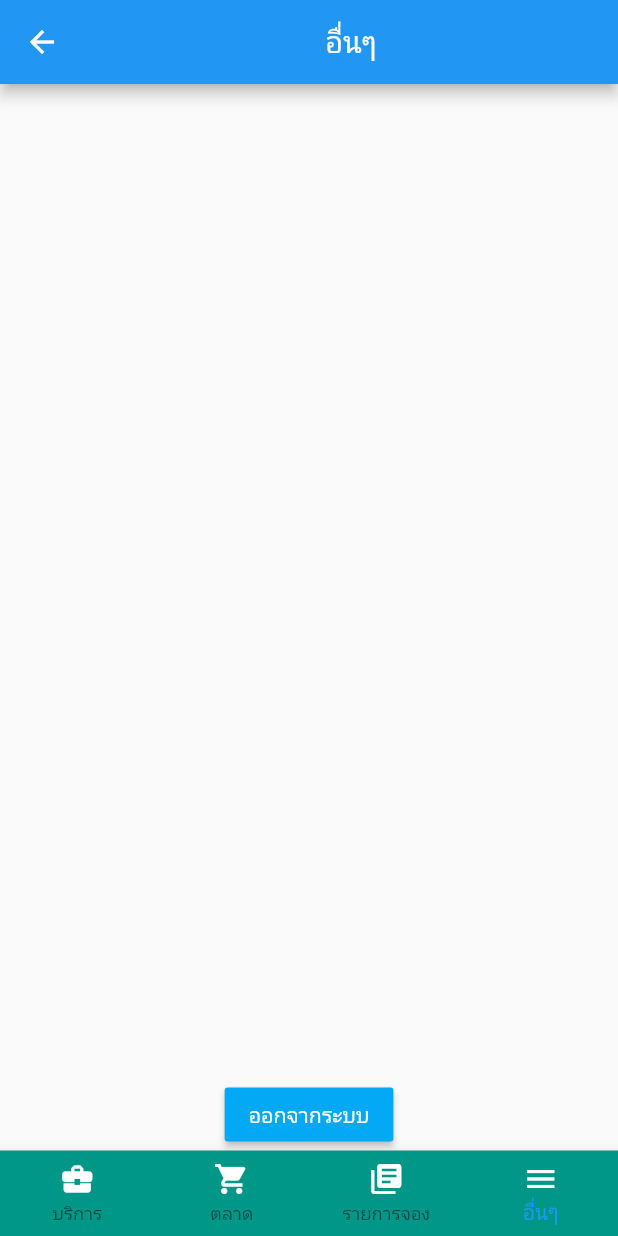
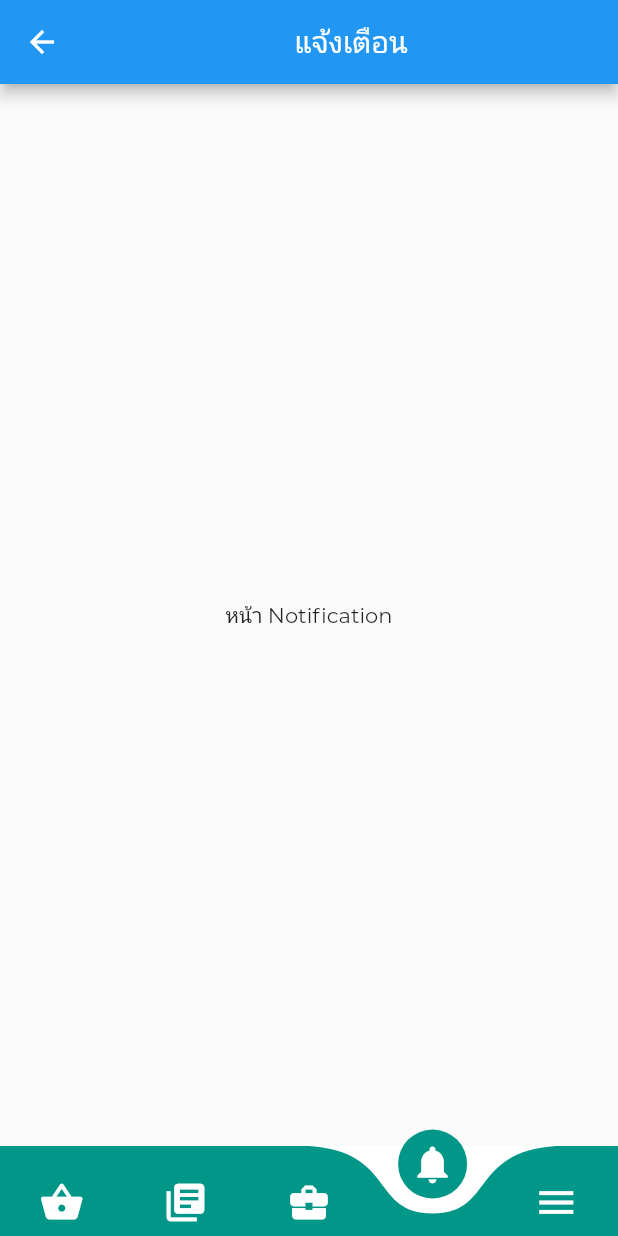
Before and after one commit to perasut/heroServiceApp, a Flutter app: the DashboardScreen screen opened by its route, item 4 of the bottom bar chosen, on a phone screen of 412 x 824 dp. Run offline on Flutter 3.47's test engine with Material 2 defaults, Android fonts, the phone set to English and light mode, and no system bars; drawn by our look-alikes of curved_navigation_bar; our stand-ins replace fluttertoast, introduction_screen, local_auth.

Commit message:
update bottomnav

```diff
--- /dev/null
+++ b/lib/screens/bottomnav/notification_screen.dart
@@ -0,0 +1,19 @@
+import 'package:flutter/material.dart';
+
+class NotificationScreen extends StatefulWidget {
+  NotificationScreen({Key key}) : super(key: key);
+
+  @override
+  _NotificationScreenState createState() => _NotificationScreenState();
+}
+
+class _NotificationScreenState extends State<NotificationScreen> {
+  @override
+  Widget build(BuildContext context) {
+    return Scaffold(
+      body: Center(
+        child: Text('หน้า Notification'),
+      ),
+    );
+  }
+}
--- a/lib/screens/dashboard/dashboard_screen.dart
+++ b/lib/screens/dashboard/dashboard_screen.dart
@@ -1,7 +1,9 @@
+import 'package:curved_navigation_bar/curved_navigation_bar.dart';
 import 'package:flutter/material.dart';
 import 'package:heroServiceApp/screens/bottomnav/booking_screen.dart';
 import 'package:heroServiceApp/screens/bottomnav/home_screen.dart';
 import 'package:heroServiceApp/screens/bottomnav/market_screen.dart';
+import 'package:heroServiceApp/screens/bottomnav/notification_screen.dart';
 import 'package:heroServiceApp/screens/bottomnav/setting_screen.dart';
 
 class DashboardScreen extends StatefulWidget {
@@ -12,12 +14,13 @@ class DashboardScreen extends StatefulWidget {
 }
 
 class _DashboardScreenState extends State<DashboardScreen> {
-  int _currentIndex = 0;
+  int _currentIndex = 2;
   String _title = 'Hero Service';
   final List<Widget> _children = [
-    HomeScreen(),
     MarketScreen(),
     BookingScreen(),
+    HomeScreen(),
+    NotificationScreen(),
     SettingScreen(),
   ];
   // สร้างฟังก์ชันเพื่อใช้ในการเปลี่ยนหน้า
@@ -28,15 +31,18 @@ class _DashboardScreenState extends State<DashboardScreen> {
       // เปลี่ยน title ไปตาม tab ที่เลือก
       switch (index) {
         case 0:
+          _title = 'ตลาด';
+          break;
+        case 1:
+          _title = 'รายจอง';
+          break;
+        case 2:
           _title = 'บริการ';
           break;
-        case 1:
-          _title = 'ตลาด';
+        case 3:
+          _title = 'แจ้งเตือน';
           break;
-        case 2:
-          _title = 'รายจอง';
-          break;
-        case 3:
+        case 4:
           _title = 'อื่นๆ';
           break;
       }
@@ -49,49 +55,65 @@ class _DashboardScreenState extends State<DashboardScreen> {
       appBar: AppBar(
         title: Center(child: Text('$_title')),
       ),
-      bottomNavigationBar: BottomNavigationBar(
-        onTap: onTabTapped,
-          currentIndex: _currentIndex,
-          backgroundColor: Colors.teal,
-          type: BottomNavigationBarType.fixed,
+      // bottomNavigationBar: BottomNavigationBar(
+      //     onTap: onTabTapped,
+      //     currentIndex: _currentIndex,
+      //     backgroundColor: Colors.teal,
+      //     type: BottomNavigationBarType.fixed,
+      //     items: [
+      //       BottomNavigationBarItem(
+      //           icon: Icon(
+      //             Icons.business_center,
+      //             color: Colors.white,
+      //           ),
+      //           title: Text(
+      //             'บริการ',
+      //             style: TextStyle(color: Colors.white),
+      //           )),
+      //       BottomNavigationBarItem(
+      //           icon: Icon(
+      //             Icons.shopping_cart,
+      //             color: Colors.white,
+      //           ),
+      //           title: Text(
+      //             'ตลาด',
+      //             style: TextStyle(color: Colors.white),
+      //           )),
+      //       BottomNavigationBarItem(
+      //           icon: Icon(
+      //             Icons.library_books,
+      //             color: Colors.white,
+      //           ),
+      //           title: Text(
+      //             'รายการจอง',
+      //             style: TextStyle(color: Colors.white),
+      //           )),
+      //       BottomNavigationBarItem(
+      //           icon: Icon(
+      //             Icons.menu,
+      //             color: Colors.white,
+      //           ),
+      //           title: Text(
+      //             'อื่นๆ',
+      //             style: TextStyle(color: Colors.white),
+      //           )),
+      //     ]),
+      bottomNavigationBar: CurvedNavigationBar(
+          backgroundColor: Colors.white,
+          color: Colors.teal,
+          buttonBackgroundColor: Colors.teal,
+          height: 60,
+          animationDuration: Duration(milliseconds: 200),
+          index: 2,
+          animationCurve: Curves.bounceInOut,
           items: [
-            BottomNavigationBarItem(
-                icon: Icon(
-                  Icons.business_center,
-                  color: Colors.white,
-                ),
-                title: Text(
-                  'บริการ',
-                  style: TextStyle(color: Colors.white),
-                )),
-            BottomNavigationBarItem(
-                icon: Icon(
-                  Icons.shopping_cart,
-                  color: Colors.white,
-                ),
-                title: Text(
-                  'ตลาด',
-                  style: TextStyle(color: Colors.white),
-                )),
-            BottomNavigationBarItem(
-                icon: Icon(
-                  Icons.library_books,
-                  color: Colors.white,
-                ),
-                title: Text(
-                  'รายการจอง',
-                  style: TextStyle(color: Colors.white),
-                )),
-            BottomNavigationBarItem(
-                icon: Icon(
-                  Icons.menu,
-                  color: Colors.white,
-                ),
-                title: Text(
-                  'อื่นๆ',
-                  style: TextStyle(color: Colors.white),
-                )),
-          ]),
+            Icon(Icons.shopping_basket,size: 30,color: Colors.white,),
+            Icon(Icons.library_books,size: 30,color: Colors.white,),
+            Icon(Icons.business_center,size:  30,color: Colors.white,),
+            Icon(Icons.notifications,size: 30,color: Colors.white,),
+            Icon(Icons.menu,size: 30,color: Colors.white,),
+          ],
+          onTap: onTabTapped,),
       body: _children[_currentIndex],
     );
   }
--- a/lib/screens/login/login_screen.dart
+++ b/lib/screens/login/login_screen.dart
@@ -135,7 +135,7 @@ class _LoginScreenState extends State<LoginScreen> {
         Fluttertoast.showToast(
           msg: "มีข้อผิดพลาดการโหลดข้อมูล",
           toastLength: Toast.LENGTH_SHORT,
-          gravity: ToastGravity.CENTER,
+          gravity: ToastGravity.BOTTOM,
           timeInSecForIosWeb: 1,
           backgroundColor: Colors.red,
           textColor: Colors.white,
--- a/pubspec.yaml
+++ b/pubspec.yaml
@@ -33,6 +33,7 @@ dependencies:
   local_auth: ^0.6.3+2
   http: ^0.12.2
   fluttertoast: ^7.1.1
+  curved_navigation_bar: ^0.3.4
 
 dev_dependencies:
   flutter_test:
```
Also changed, not shown: pubspec.lock.
